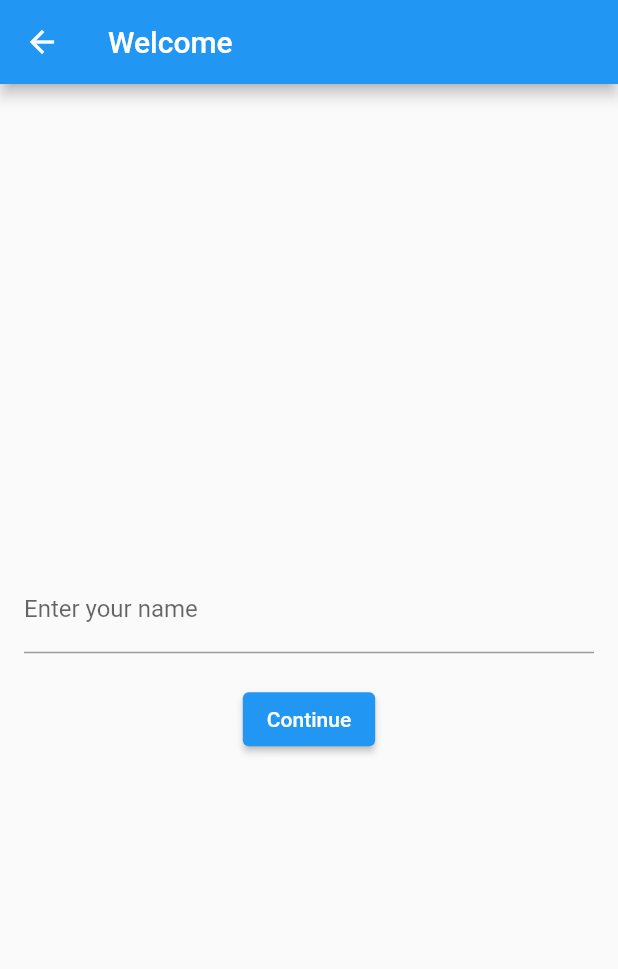
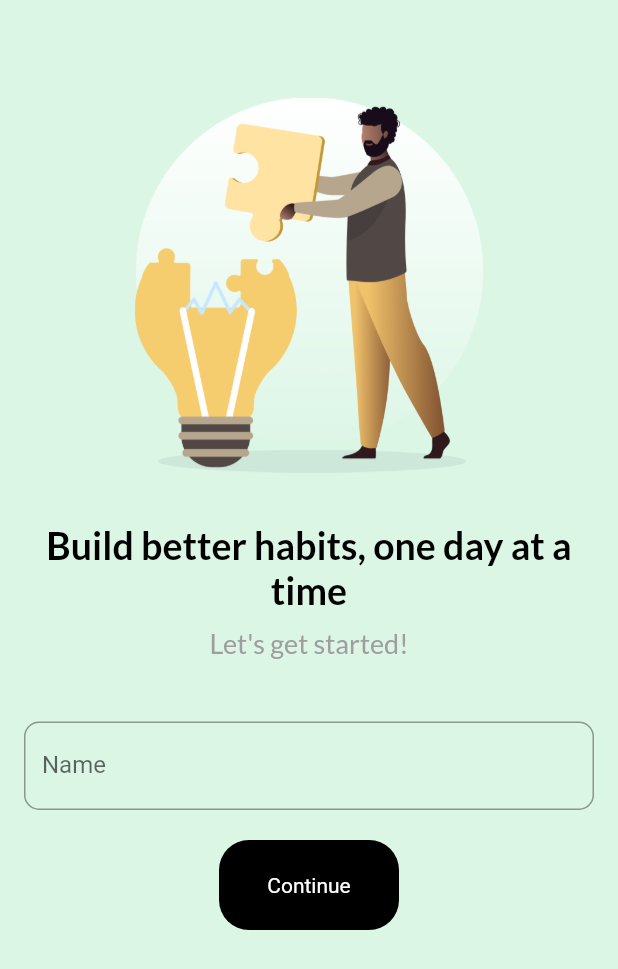
Before and after one commit to YuZaGa/Habito, a Flutter app: the OnboardingScreen screen opened by its route, on a phone screen of 412 x 824 dp. Shown: the top 969 px of the screen. Run offline on Flutter 3.47's test engine with Material 2 defaults, Android fonts, the phone set to English and light mode, and no system bars; our stand-ins replace date_picker_timeline, flutter_slidable, get, google_fonts, hive, hive_flutter; accounts and stored records are empty.

Commit message:
Onboarding Screen Done

```diff
--- a/lib/main.dart
+++ b/lib/main.dart
@@ -9,6 +9,7 @@ import 'package:test/screens/settings.dart';
 
 import 'models/task.dart';
 
+bool onboardingShown = false;
 Future<void> main() async {
   WidgetsFlutterBinding.ensureInitialized();
   await Hive.initFlutter();
@@ -16,6 +17,9 @@ Future<void> main() async {
     Hive.registerAdapter(TaskAdapter());
   }
 
+  await Hive.openBox(HiveBoxes.userBox);
+  Box box = Hive.box(HiveBoxes.userBox);
+  onboardingShown = box.get('onboardingShown') ?? false;
   await Hive.openBox<Task>('tasks');
   runApp(MyApp());
 }
@@ -27,7 +31,7 @@ class MyApp extends StatelessWidget {
       title: 'FirstApp',
       debugShowCheckedModeBanner: false,
       themeMode: ThemeMode.system,
-      initialRoute: '/',
+      home: onboardingShown ? Dashboard() : OnboardingScreen(),
       getPages: [
         GetPage(name: '/', page: () => Dashboard()),
         GetPage(name: '/add-task', page: () => AddTaskPage()),
--- a/lib/screens/onboarding.dart
+++ b/lib/screens/onboarding.dart
@@ -1,6 +1,8 @@
 import 'package:flutter/material.dart';
+import 'package:google_fonts/google_fonts.dart';
 import 'package:hive/hive.dart';
 import 'package:path_provider/path_provider.dart';
+import 'package:test/screens/widgets/button.dart';
 
 class OnboardingScreen extends StatefulWidget {
   @override
@@ -26,11 +28,45 @@ class _OnboardingScreenState extends State<OnboardingScreen> {
 
   @override
   Widget build(BuildContext context) {
-    return Scaffold(
-      appBar: AppBar(
-        title: Text('Welcome'),
+    return SafeArea(
+      child: Scaffold(
+        backgroundColor: Color(0xffDCF6E6),
+        body: Column(
+          children: [
+            SizedBox(height: 40),
+            Container(
+              width: 350,
+              height: 300,
+              child: Center(
+                child: Image.asset(
+                  'images/onboarding.png',
+                  width: 250,
+                  height: 250,
                 ),
-      body: Form(
+              ),
+            ),
+            Padding(
+              padding: const EdgeInsets.only(top: 8.0, left: 20, right: 20),
+              child: Text(
+                'Build better habits, one day at a time',
+                style: GoogleFonts.lato(
+                    fontSize: 25,
+                    fontWeight: FontWeight.bold,
+                    color: Colors.black),
+                textAlign: TextAlign.center,
+              ),
+            ),
+            SizedBox(height: 10),
+            Text(
+              "Let's get started!",
+              style: GoogleFonts.lato(
+                  fontSize: 18,
+                  fontWeight: FontWeight.w500,
+                  color: Colors.grey),
+            ),
+            SizedBox(height: 25),
+            Container(
+              child: Form(
                 key: _formKey,
                 child: Padding(
                   padding: const EdgeInsets.all(16.0),
@@ -40,30 +76,61 @@ class _OnboardingScreenState extends State<OnboardingScreen> {
                       TextFormField(
                         controller: _nameController,
                         decoration: InputDecoration(
-                  labelText: 'Enter your name',
+                          labelText: 'Name',
+                          hintText: 'Enter your name',
+                          border: OutlineInputBorder(
+                            borderRadius: BorderRadius.circular(10),
+                            borderSide: BorderSide(color: Colors.black),
+                          ),
+                          focusedBorder: OutlineInputBorder(
+                            borderRadius: BorderRadius.circular(10),
+                            borderSide: BorderSide(color: Colors.grey),
+                          ),
+                          errorBorder: OutlineInputBorder(
+                            borderRadius: BorderRadius.circular(10),
+                            borderSide: BorderSide(color: Colors.red),
+                          ),
+                          focusedErrorBorder: OutlineInputBorder(
+                            borderRadius: BorderRadius.circular(10),
+                            borderSide: BorderSide(color: Colors.red),
+                          ),
                         ),
                         validator: (value) {
                           if (value == null || value.isEmpty) {
-                    return 'Please enter your name';
+                            return 'Please enter your Name';
                           }
                           return null;
                         },
                       ),
                       SizedBox(height: 20),
-              ElevatedButton(
-                onPressed: () {
+                      MyButton(
+                        label: 'Continue',
+                        onTap: () {
                           if (_formKey.currentState!.validate()) {
                             final name = _nameController.text;
                             _saveName(name);
+                            _onboardingComplete();
                             Navigator.pushNamed(context, '/home');
                           }
                         },
-                child: Text('Continue'),
                       ),
                     ],
                   ),
                 ),
               ),
+            ),
+          ],
+        ),
+      ),
     );
   }
+
+  void _onboardingComplete() async {
+    Box box = Hive.box(HiveBoxes.userBox);
+    await box.put('onboardingShown', true);
   }
+}
+
+class HiveBoxes {
+  static const userBox = 'user_data';
+}
--- a/pubspec.yaml
+++ b/pubspec.yaml
@@ -80,8 +80,8 @@ flutter:
   uses-material-design: true
 
   # To add assets to your application, add an assets section, like this:
-  #assets:
-    #- images/brand.png
+  assets:
+    - images/onboarding.png
   #   - images/a_dot_ham.jpeg
 
   # An image asset can refer to one or more resolution-specific "variants", see
```
Also changed, not shown: lib/screens/settings.dart (+83 -40 lines), images/onboarding.png (added). Lines whose indentation alone changed are shown as unchanged.
